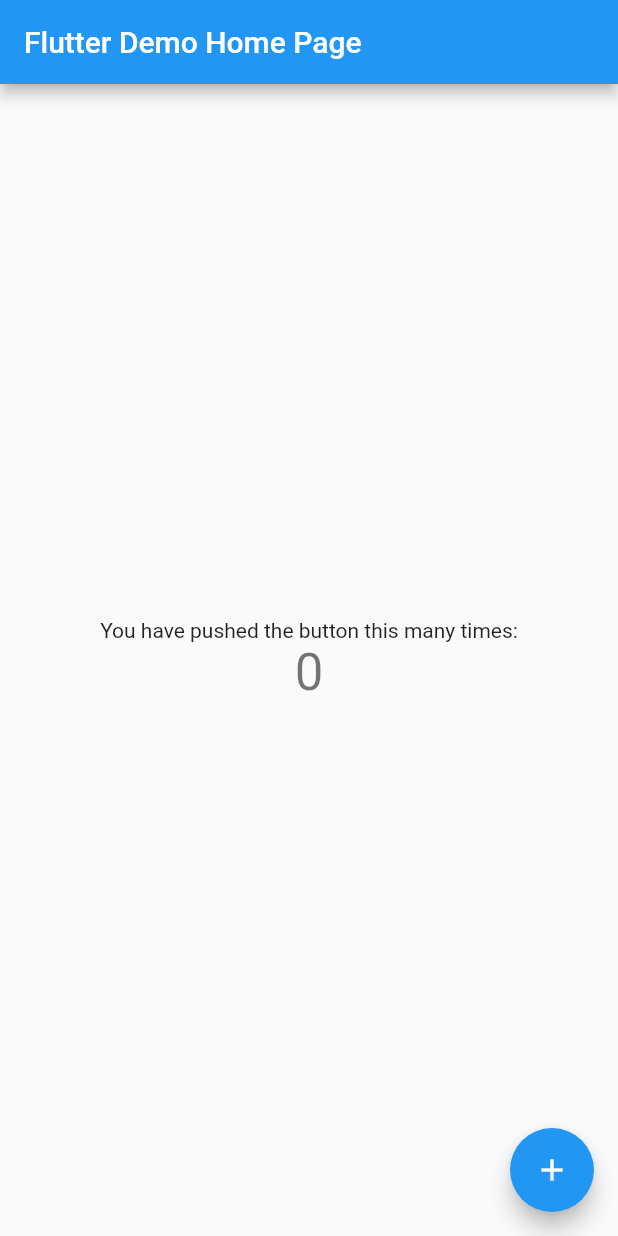
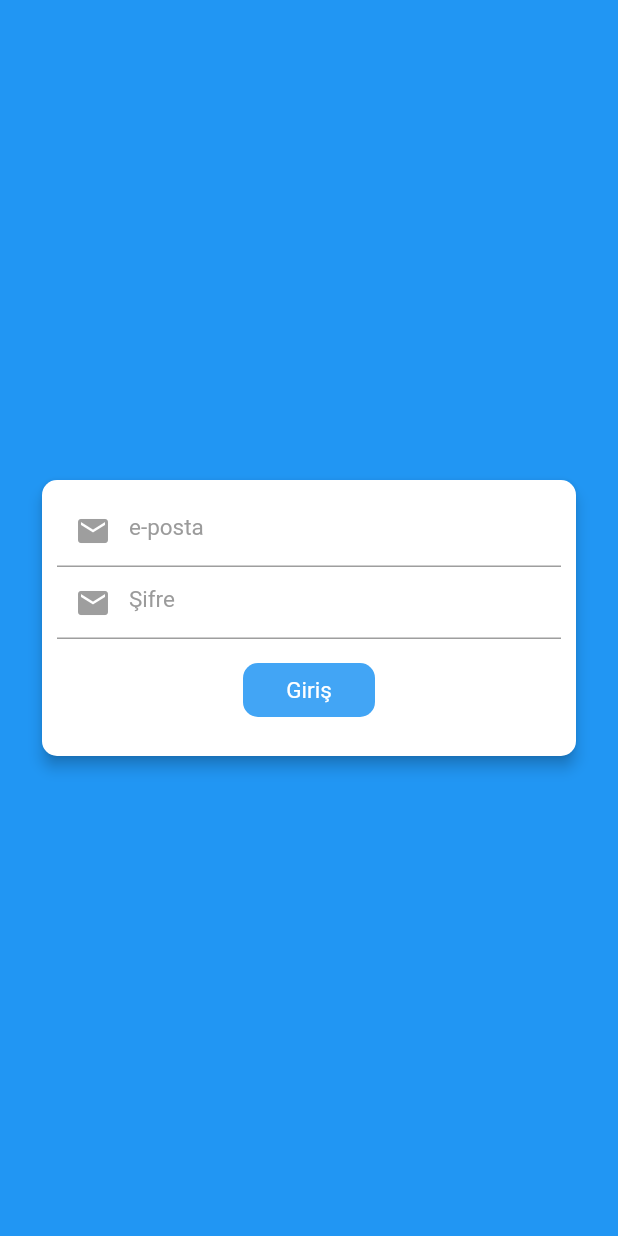
Before and after one commit to ibrahmozdemir1/mobil_final_proje, a Flutter app: the screen it shows after launch, on a phone screen of 412 x 824 dp. Run offline on Flutter 3.47's test engine with Material 2 defaults, Android fonts, the phone set to English and light mode, and no system bars.

Commit message:
yönetici için login ekranı oluşturuldu.

```diff
--- /dev/null
+++ b/lib/Login/login.dart
@@ -0,0 +1,100 @@
+import 'package:flutter/material.dart';
+
+class Login extends StatefulWidget {
+  @override
+  _LoginState createState() => _LoginState();
+}
+
+class _LoginState extends State<Login> {
+  @override
+  Widget build(BuildContext context) {
+    return Scaffold(
+      body: Container(
+        color: Colors.blue,
+        child: Padding(
+          padding: const EdgeInsets.all(8.0),
+          child: Column(
+            mainAxisAlignment: MainAxisAlignment.center,
+            children: <Widget>[
+              Card(
+                elevation: 4.0,
+                color: Colors.white,
+                margin: EdgeInsets.only(left: 20,right: 20),
+                shape: RoundedRectangleBorder(borderRadius: BorderRadius.circular(10)),
+                child: Padding(padding: const EdgeInsets.all(10),
+                    child: Column(
+                      mainAxisAlignment: MainAxisAlignment.center,
+                      children: <Widget>[
+                        TextFormField(
+                          style: TextStyle(color: Color(0xFF000000)),
+                          cursorColor: Color(0xFF9b9b9b),
+                          keyboardType: TextInputType.text,
+                          obscureText: true,
+                          decoration: InputDecoration(
+                            prefixIcon: Icon(
+                              Icons.email,
+                              color: Colors.grey,
+                            ),
+                            hintText: "e-posta",
+                            hintStyle: TextStyle(
+                              color: Color(0xFF9b9b9b),
+                              fontSize: 15,
+                              fontWeight: FontWeight.normal,
+
+                            ),
+                          ),
+                        ),
+                        TextFormField(
+                          style: TextStyle(color: Color(0xFF000000)),
+                          cursorColor: Color(0xFF9b9b9b),
+                          keyboardType: TextInputType.text,
+                          obscureText: true,
+                          decoration: InputDecoration(
+                            prefixIcon: Icon(
+                              Icons.email,
+                              color: Colors.grey,
+                            ),
+                            hintText: "Şifre",
+                            hintStyle: TextStyle(
+                              color: Color(0xFF9b9b9b),
+                              fontSize: 15,
+                              fontWeight: FontWeight.normal,
+
+                            ),
+                          ),
+                        ),
+                        Padding(padding: const EdgeInsets.all(10),child:
+                        FlatButton(
+                          onPressed: (){},
+                          child: Padding(
+                            padding: EdgeInsets.only(
+                              top: 8,
+                              bottom: 8,
+                              left: 10,
+                              right: 10,
+                            ),
+                            child: Text(
+                              "Giriş",
+                              style: TextStyle(
+                                color: Colors.white,
+                                fontSize: 15,
+                                decoration: TextDecoration.none,
+                                fontWeight: FontWeight.normal,
+                              ),
+                            ),
+                          ),
+                          color: Colors.blue[400],
+                          shape: new RoundedRectangleBorder(borderRadius: new BorderRadius.circular(10)),
+                        ),
+                        ),
+                      ],
+                    )
+                ),
+              )
+            ],
+          ),
+        ),
+      ),
+    );
+  }
+}
--- a/lib/main.dart
+++ b/lib/main.dart
@@ -1,119 +1,10 @@
 import 'package:flutter/material.dart';
+import 'package:mobil_final_proje/Login/login.dart';
 
-void main() {
-  runApp(MyApp());
+void main(){
+  runApp(MaterialApp(
+    home: new Login(),
+    debugShowCheckedModeBanner: false,
+    ),
+  );
 }
-
-class MyApp extends StatelessWidget {
-  // This widget is the root of your application.
-  @override
-  Widget build(BuildContext context) {
-    return MaterialApp(
-      title: 'Flutter Demo',
-      theme: ThemeData(
-        // This is the theme of your application.
-        //
-        // Try running your application with "flutter run". You'll see the
-        // application has a blue toolbar. Then, without quitting the app, try
-        // changing the primarySwatch below to Colors.green and then invoke
-        // "hot reload" (press "r" in the console where you ran "flutter run",
-        // or simply save your changes to "hot reload" in a Flutter IDE).
-        // Notice that the counter didn't reset back to zero; the application
-        // is not restarted.
-        //wuhhhuuu
-        //huhuhuhuhuh
-        primarySwatch: Colors.blue,
-        // This makes the visual density adapt to the platform that you run
-        // the app on. For desktop platforms, the controls will be smaller and
-        // closer together (more dense) than on mobile platforms.
-        visualDensity: VisualDensity.adaptivePlatformDensity,
-      ),
-      home: MyHomePage(title: 'Flutter Demo Home Page'),
-    );
-  }
-}
-
-class MyHomePage extends StatefulWidget {
-  MyHomePage({Key key, this.title}) : super(key: key);
-
-  // This widget is the home page of your application. It is stateful, meaning
-  // that it has a State object (defined below) that contains fields that affect
-  // how it looks.
-
-  // This class is the configuration for the state. It holds the values (in this
-  // case the title) provided by the parent (in this case the App widget) and
-  // used by the build method of the State. Fields in a Widget subclass are
-  // always marked "final".
-
-  final String title;
-
-  @override
-  _MyHomePageState createState() => _MyHomePageState();
-}
-
-class _MyHomePageState extends State<MyHomePage> {
-  int _counter = 0;
-
-  void _incrementCounter() {
-    setState(() {
-      // This call to setState tells the Flutter framework that something has
-      // changed in this State, which causes it to rerun the build method below
-      // so that the display can reflect the updated values. If we changed
-      // _counter without calling setState(), then the build method would not be
-      // called again, and so nothing would appear to happen.
-      _counter++;
-    });
-  }
-
-  @override
-  Widget build(BuildContext context) {
-    // This method is rerun every time setState is called, for instance as done
-    // by the _incrementCounter method above.
-    //
-    // The Flutter framework has been optimized to make rerunning build methods
-    // fast, so that you can just rebuild anything that needs updating rather
-    // than having to individually change instances of widgets.
-    return Scaffold(
-      appBar: AppBar(
-        // Here we take the value from the MyHomePage object that was created by
-        // the App.build method, and use it to set our appbar title.
-        title: Text(widget.title),
-      ),
-      body: Center(
-        // Center is a layout widget. It takes a single child and positions it
-        // in the middle of the parent.
-        child: Column(
-          // Column is also a layout widget. It takes a list of children and
-          // arranges them vertically. By default, it sizes itself to fit its
-          // children horizontally, and tries to be as tall as its parent.
-          //
-          // Invoke "debug painting" (press "p" in the console, choose the
-          // "Toggle Debug Paint" action from the Flutter Inspector in Android
-          // Studio, or the "Toggle Debug Paint" command in Visual Studio Code)
-          // to see the wireframe for each widget.
-          //
-          // Column has various properties to control how it sizes itself and
-          // how it positions its children. Here we use mainAxisAlignment to
-          // center the children vertically; the main axis here is the vertical
-          // axis because Columns are vertical (the cross axis would be
-          // horizontal).
-          mainAxisAlignment: MainAxisAlignment.center,
-          children: <Widget>[
-            Text(
-              'You have pushed the button this many times:',
-            ),
-            Text(
-              '$_counter',
-              style: Theme.of(context).textTheme.headline4,
-            ),
-          ],
-        ),
-      ),
-      floatingActionButton: FloatingActionButton(
-        onPressed: _incrementCounter,
-        tooltip: 'Increment',
-        child: Icon(Icons.add),
-      ), // This trailing comma makes auto-formatting nicer for build methods.
-    );
-  }
-}
```
Also changed, not shown: 6 other files.
